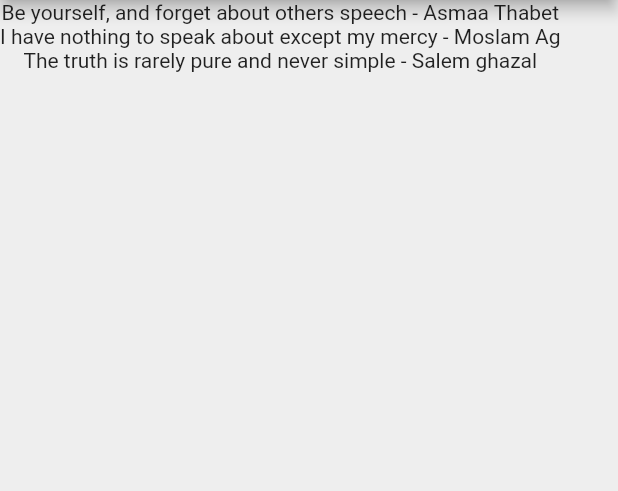
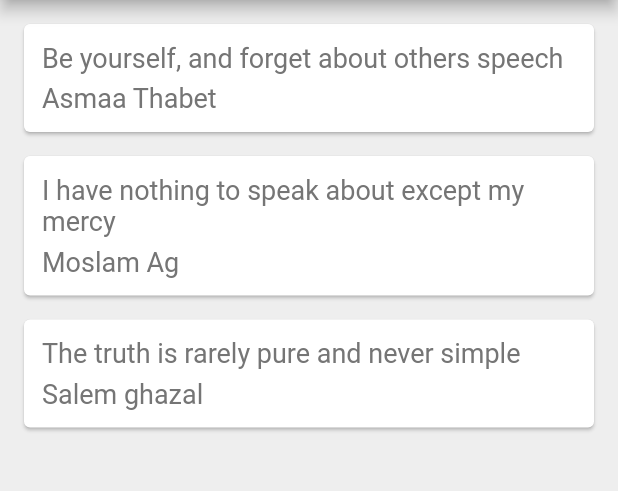
Before and after one commit to Asmaathabet/Quotes, a Flutter app: the screen it shows after launch, on a phone screen of 412 x 824 dp, the part 84-575 px from its top. Run offline on Flutter 3.47's test engine with Material 2 defaults, Android fonts, the phone set to English and light mode, and no system bars.

Commit message:
create card for qoutes

```diff
--- a/lib/main.dart
+++ b/lib/main.dart
@@ -17,6 +17,34 @@ class _QuoteListState extends State<QuoteList> {
     Quote(text: 'I have nothing to speak about except my mercy',author: 'Moslam Ag'),
     Quote(text: 'The truth is rarely pure and never simple',author: 'Salem ghazal'),
   ];
+  Widget quoteTemplate(quote){
+    return Card(
+      margin: EdgeInsets.fromLTRB(16.0, 16.0, 16.0, 0.0),
+      child: Padding(
+        padding: const EdgeInsets.all(12.0),
+        child: Column(
+          crossAxisAlignment: CrossAxisAlignment.stretch,
+          children: <Widget>[
+            Text(
+                quote.text,
+              style: TextStyle(
+                fontSize: 18.0,
+                color: Colors.grey[600],
+              ),
+            ),
+            SizedBox(height: 6.0),
+            Text(
+              quote.author,
+              style: TextStyle(
+                fontSize: 18.0,
+                color: Colors.grey[600],
+              ),
+            )
+          ],
+        ),
+      ),
+    );
+  }
   @override
   Widget build(BuildContext context) {
     return Scaffold(
@@ -27,7 +55,7 @@ class _QuoteListState extends State<QuoteList> {
         backgroundColor: Colors.redAccent,
       ),
       body: Column(
-        children: quotes.map((qoute) => Text('${qoute.text} - ${qoute.author} ')).toList(),
+        children: quotes.map((quote) => quoteTemplate(quote)).toList(),
       ),
     );
   }
```
